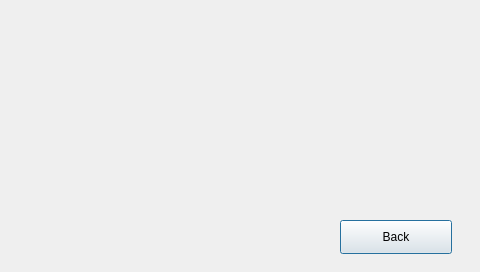
Before: the Qt Designer form historyr.ui in SuperbusyMuxiaolin/exp, drawn with Qt 5.
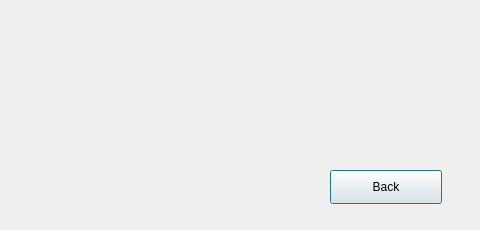
After: the same form once the commit is applied.

```diff
--- a/historyr.ui
+++ b/historyr.ui
@@ -7,7 +7,7 @@
     <x>0</x>
     <y>0</y>
     <width>480</width>
-    <height>272</height>
+    <height>230</height>
    </rect>
   </property>
   <property name="windowTitle">
@@ -16,8 +16,8 @@
   <widget class="QPushButton" name="BackButton">
    <property name="geometry">
     <rect>
-     <x>340</x>
-     <y>220</y>
+     <x>330</x>
+     <y>170</y>
      <width>112</width>
      <height>34</height>
     </rect>
```
